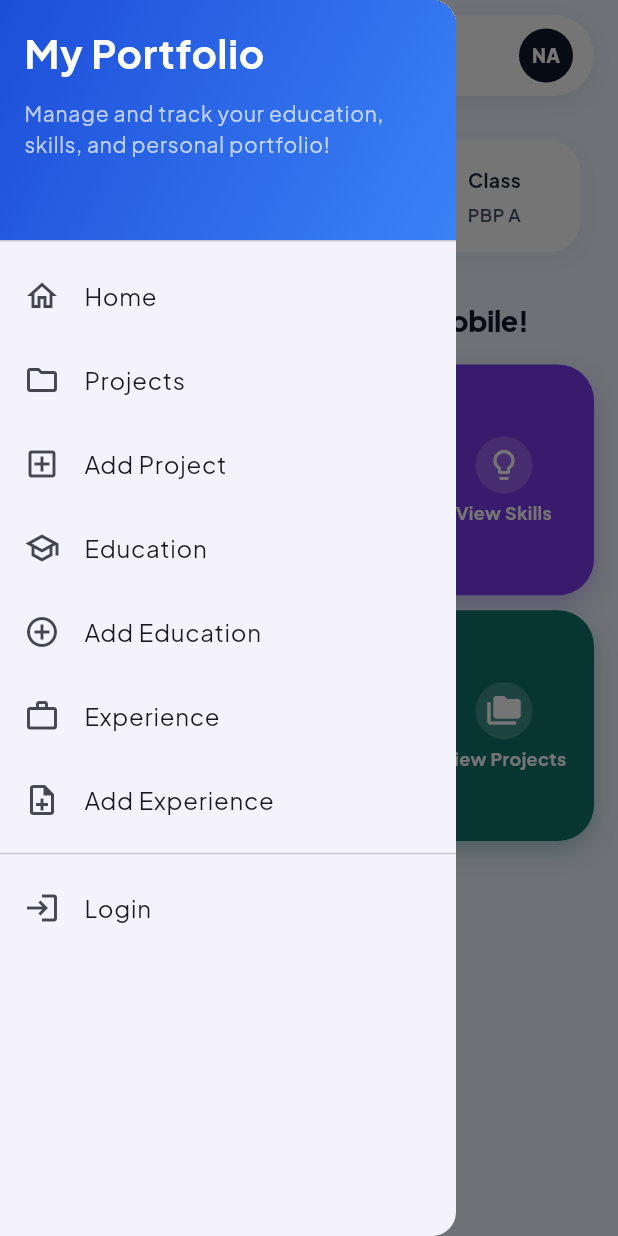
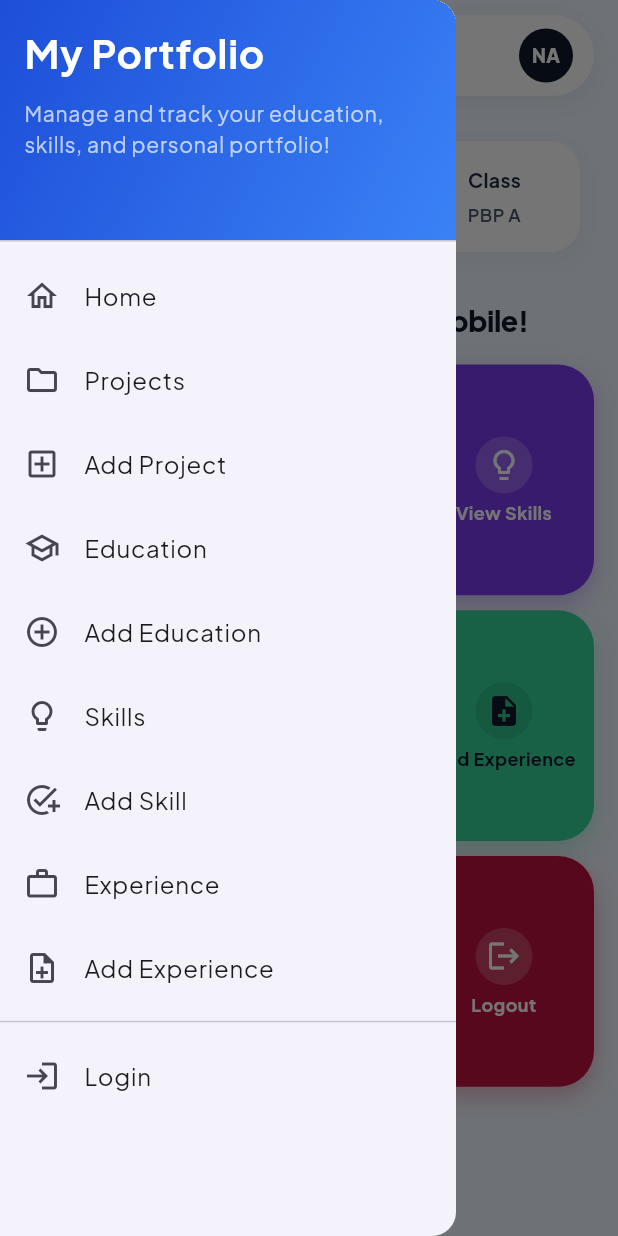
Before and after one commit to nurazizah56-dak/myportofolio_mobile, a Flutter app: the screen it shows after launch, with the side drawer open, on a phone screen of 412 x 824 dp. Run offline on Flutter 3.47's test engine with Material 3 defaults, Android fonts, the phone set to English and light mode, and no system bars; our stand-ins replace google_fonts.

Commit message:
feat(skills): add skills form, list screen, backend integration, and update card colors

```diff
--- a/lib/main.dart
+++ b/lib/main.dart
@@ -7,6 +7,8 @@ import 'package:myportofolio_mobile/screens/experience_list_screen.dart';
 import 'package:myportofolio_mobile/screens/menu.dart';
 import 'package:myportofolio_mobile/screens/project_form_screen.dart';
 import 'package:myportofolio_mobile/screens/project_list_screen.dart';
+import 'package:myportofolio_mobile/screens/skill_form.dart';
+import 'package:myportofolio_mobile/screens/skill_list_screen.dart';
 import 'package:myportofolio_mobile/services/api_client.dart';
 import 'package:myportofolio_mobile/services/auth_state.dart';
 import 'package:provider/provider.dart';
@@ -52,6 +54,8 @@ class MyApp extends StatelessWidget {
           '/education': (context) => const EducationFormPage(),
           '/experiences': (context) => const ExperienceListScreen(),
           '/experience': (context) => const ExperienceFormPage(),
+          '/skills': (context) => const SkillListScreen(),
+          '/skill-form': (context) => const SkillFormPage(),
           '/projects': (context) => const ProjectListScreen(),
           '/project-form': (context) => const ProjectFormScreen(),
         },
--- /dev/null
+++ b/lib/models/skill.dart
@@ -0,0 +1,38 @@
+/// Portfolio skill entry synchronized with the Django REST Framework API.
+class Skill {
+  const Skill({
+    this.id,
+    required this.name,
+    required this.category,
+    required this.score,
+    this.order = 0,
+    this.percentage,
+  });
+
+  factory Skill.fromJson(Map<String, dynamic> json) => Skill(
+        id: json['id'] as String?,
+        name: json['name'] as String,
+        category: (json['category'] as String?) ?? 'soft',
+        score: (json['score'] is num)
+            ? (json['score'] as num).toDouble()
+            : double.tryParse(json['score'].toString()) ?? 0.0,
+        order: (json['order'] as int?) ?? 0,
+        percentage: (json['percentage'] is num)
+            ? (json['percentage'] as num).toDouble()
+            : null,
+      );
+
+  final String? id;
+  final String name;
+  final String category;
+  final double score;
+  final int order;
+  final double? percentage;
+
+  Map<String, dynamic> toJson() => {
+        'name': name,
+        'category': category.toLowerCase(),
+        'score': score,
+        'order': order,
+      };
+}
--- a/lib/screens/menu.dart
+++ b/lib/screens/menu.dart
@@ -32,6 +32,12 @@ class MyHomePage extends StatelessWidget {
       const Color(0xFF7C3AED), // Rich Violet Purple
       textColor: Colors.white,
     ),
+    ItemHomepage(
+      'Add Skill',
+      Icons.auto_awesome,
+      const Color(0xFFC084FC), // Soft Lilac (Terang)
+      textColor: const Color(0xFF0F172A), // Dark Navy (Gelap)
+    ),
     // Kelompok Modul Experience
     ItemHomepage(
       'View Experience',
@@ -49,14 +55,14 @@ class MyHomePage extends StatelessWidget {
     ItemHomepage(
       'View Projects',
       Icons.folder_copy,
-      const Color(0xFF0F766E), // Deep Teal
-      textColor: Colors.white,
+      const Color(0xFFEA580C), // Deep Orange (Gelap)
+      textColor: Colors.white, // White (Terang)
     ),
     ItemHomepage(
       'Add Project',
       Icons.add_box,
-      const Color(0xFF2DD4BF), // Bright Teal
-      textColor: const Color(0xFF0F172A), // Dark Navy
+      const Color(0xFFFBBF24), // Warm Yellow (Terang)
+      textColor: const Color(0xFF0F172A), // Dark Navy (Gelap)
     ),
     // Modul Sistem
     ItemHomepage(
--- a/lib/services/api_client.dart
+++ b/lib/services/api_client.dart
@@ -5,6 +5,7 @@ import 'package:myportofolio_mobile/config.dart';
 import 'package:myportofolio_mobile/models/education.dart';
 import 'package:myportofolio_mobile/models/experience.dart';
 import 'package:myportofolio_mobile/models/project.dart';
+import 'package:myportofolio_mobile/models/skill.dart';
 
 /// Exception thrown when an API request returns a non-2xx status code.
 class ApiException implements Exception {
@@ -117,6 +118,36 @@ class ApiClient {
     return Experience.fromJson(decoded);
   }
 
+  Future<List<Skill>> getSkills() async {
+    final response = await _client.get(
+      _uri('/api/v1/skill/'),
+      headers: const {'Accept': 'application/json'},
+    );
+    _ensureSuccess(response);
+    final decoded = jsonDecode(response.body) as List<dynamic>;
+    return decoded
+        .map((item) => Skill.fromJson(item as Map<String, dynamic>))
+        .toList();
+  }
+
+  Future<Skill> createSkill(
+    Skill skill, {
+    required String token,
+  }) async {
+    final response = await _client.post(
+      _uri('/api/v1/skill/'),
+      headers: {
+        'Accept': 'application/json',
+        'Content-Type': 'application/json; charset=UTF-8',
+        'Authorization': 'Token $token',
+      },
+      body: jsonEncode(skill.toJson()),
+    );
+    _ensureSuccess(response);
+    final decoded = jsonDecode(response.body) as Map<String, dynamic>;
+    return Skill.fromJson(decoded);
+  }
+
   Future<String> obtainToken(String username, String password) async {
     final response = await _client.post(
       _uri('/api/v1/auth/token/'),
--- a/lib/widgets/item_card.dart
+++ b/lib/widgets/item_card.dart
@@ -5,6 +5,8 @@ import 'package:myportofolio_mobile/screens/experience_form.dart';
 import 'package:myportofolio_mobile/screens/experience_list_screen.dart';
 import 'package:myportofolio_mobile/screens/project_form_screen.dart';
 import 'package:myportofolio_mobile/screens/project_list_screen.dart';
+import 'package:myportofolio_mobile/screens/skill_form.dart';
+import 'package:myportofolio_mobile/screens/skill_list_screen.dart';
 import 'package:myportofolio_mobile/services/auth_state.dart';
 import 'package:myportofolio_mobile/widgets/auth_guard.dart';
 import 'package:provider/provider.dart';
@@ -107,6 +109,24 @@ class ItemCard extends StatelessWidget {
                   builder: (context) => const EducationFormPage(),
                 ),
               );
+            } else if (item.name == 'View Skills') {
+              Navigator.push(
+                context,
+                MaterialPageRoute(
+                  settings: const RouteSettings(name: '/skills'),
+                  builder: (context) => const SkillListScreen(),
+                ),
+              );
+            } else if (item.name == 'Add Skill' || item.name == 'Add Skills') {
+              final navigator = Navigator.of(context);
+              final loggedIn = await ensureLoggedIn(context);
+              if (!loggedIn || !navigator.mounted) return;
+              navigator.push(
+                MaterialPageRoute(
+                  settings: const RouteSettings(name: '/skill-form'),
+                  builder: (context) => const SkillFormPage(),
+                ),
+              );
             } else if (item.name == 'View Experience') {
               Navigator.push(
                 context,
--- a/lib/widgets/left_drawer.dart
+++ b/lib/widgets/left_drawer.dart
@@ -7,6 +7,8 @@ import 'package:myportofolio_mobile/screens/login_screen.dart';
 import 'package:myportofolio_mobile/screens/menu.dart';
 import 'package:myportofolio_mobile/screens/project_form_screen.dart';
 import 'package:myportofolio_mobile/screens/project_list_screen.dart';
+import 'package:myportofolio_mobile/screens/skill_form.dart';
+import 'package:myportofolio_mobile/screens/skill_list_screen.dart';
 import 'package:myportofolio_mobile/services/auth_state.dart';
 import 'package:myportofolio_mobile/widgets/auth_guard.dart';
 import 'package:provider/provider.dart';
@@ -131,6 +133,36 @@ class LeftDrawer extends StatelessWidget {
             },
           ),
           ListTile(
+            leading: const Icon(Icons.lightbulb_outline),
+            title: const Text('Skills'),
+            onTap: () {
+              Navigator.pop(context);
+              Navigator.push(
+                context,
+                MaterialPageRoute(
+                  settings: const RouteSettings(name: '/skills'),
+                  builder: (context) => const SkillListScreen(),
+                ),
+              );
+            },
+          ),
+          ListTile(
+            leading: const Icon(Icons.add_task),
+            title: const Text('Add Skill'),
+            onTap: () async {
+              final navigator = Navigator.of(context);
+              navigator.pop();
+              final loggedIn = await ensureLoggedIn(navigator.context);
+              if (!loggedIn || !navigator.mounted) return;
+              navigator.push(
+                MaterialPageRoute(
+                  settings: const RouteSettings(name: '/skill-form'),
+                  builder: (context) => const SkillFormPage(),
+                ),
+              );
+            },
+          ),
+          ListTile(
             leading: const Icon(Icons.work_outline),
             title: const Text('Experience'),
             onTap: () {
```
Also changed, not shown: lib/screens/skill_detail_screen.dart (added, +150 -0 lines), lib/screens/skill_form.dart (added, +268 -0 lines), lib/screens/skill_list_screen.dart (added, +152 -0 lines).
